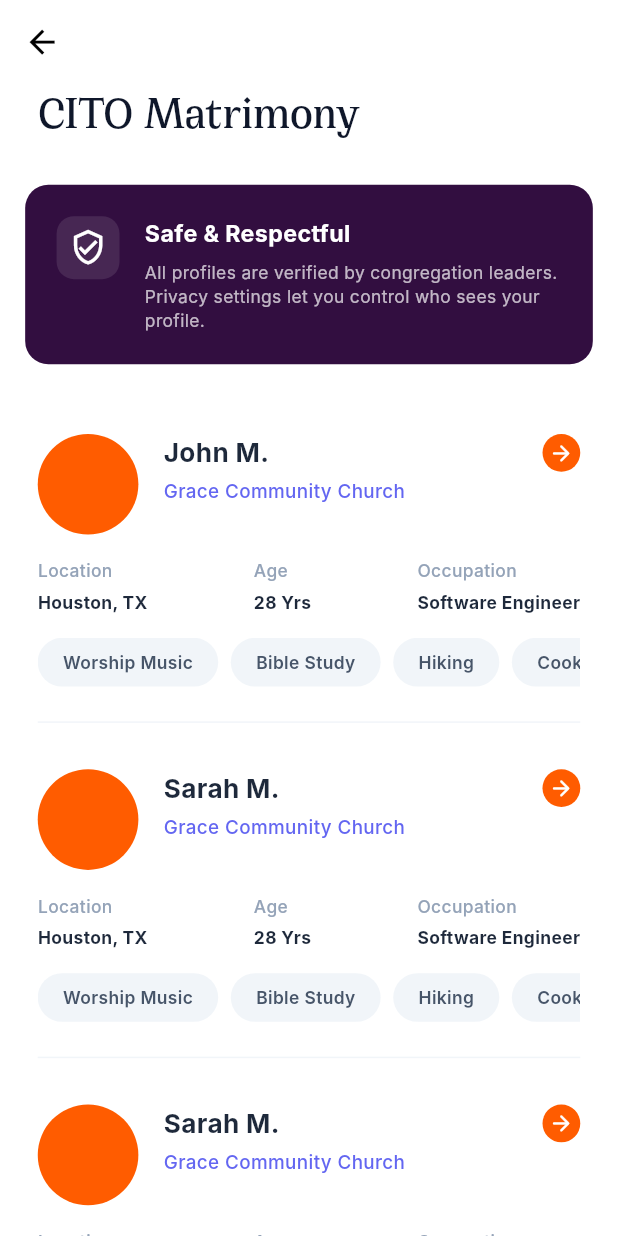
After one commit to iamjithinjohnson/foooi.lifeeee, a Flutter app: the MatrimonyScreen screen opened by its route, on a phone screen of 412 x 824 dp. The commit adds this screen. Run offline on Flutter 3.47's test engine with Material 3 defaults, Android fonts, the phone set to English and light mode, and no system bars; our stand-ins replace country_code_picker, dartz, dio, flutter_native_splash, flutter_screenutil, flutter_svg and 4 more; accounts and stored records are empty; Roboto replaces fonts that are missing (Inter).

Commit message:
feat: Add Matrimony and Jobs screens, adjust home screen layout, and update application routing.

```diff
--- a/lib/features/home/widgets/home_header.dart
+++ b/lib/features/home/widgets/home_header.dart
@@ -3,6 +3,7 @@ import 'package:flutter_screenutil/flutter_screenutil.dart';
 import 'package:flutter_svg/flutter_svg.dart';
 import 'package:foi/utils/assets/image_assets.dart';
 import 'package:foi/utils/assets/svg_assets.dart';
+import 'package:foi/utils/routes/app_routes.dart';
 import 'package:foi/widgets/ww_gradient_button.dart';
 import 'package:get/get.dart';
 
@@ -13,7 +14,7 @@ class HomeHeader extends StatelessWidget {
   Widget build(BuildContext context) {
     return Container(
       width: double.infinity,
-      height: 250.h,
+      height: 190.h,
       padding: EdgeInsets.only(
         top: MediaQuery.of(context).padding.top + 20.h,
         left: 24.w,
@@ -37,19 +38,17 @@ class HomeHeader extends StatelessWidget {
             children: [
               Text(
                 'Good Morning, John',
-                style: Theme.of(
-                  context,
-                ).textTheme.displayMedium?.copyWith(
-                      fontSize: 24.sp,
-                      color: const Color(0xFF1E293B),
-                    ),
+                style: Theme.of(context).textTheme.displayMedium?.copyWith(
+                  fontSize: 24.sp,
+                  color: const Color(0xFF1E293B),
+                ),
               ),
               WwGradientButton(
                 width: 90.w,
                 height: 38.h,
                 text: 'Ask AI',
                 fontSize: 14.sp,
-                onTap: () => Get.toNamed('/bible-ai'),
+                onTap: () => Get.toNamed(Routes.BIBLE_AI),
               ),
             ],
           ),
--- /dev/null
+++ b/lib/features/matrimony/screen/matrimony_screen.dart
@@ -0,0 +1,233 @@
+import 'package:flutter/material.dart';
+import 'package:flutter_screenutil/flutter_screenutil.dart';
+import 'package:get/get.dart';
+
+class MatrimonyScreen extends StatelessWidget {
+  const MatrimonyScreen({super.key});
+
+  @override
+  Widget build(BuildContext context) {
+    return Scaffold(
+      backgroundColor: Colors.white,
+      appBar: AppBar(
+        backgroundColor: Colors.white,
+        elevation: 0,
+        leading: IconButton(
+          icon: Icon(Icons.arrow_back, color: Colors.black, size: 24.w),
+          onPressed: () => Get.back(),
+        ),
+      ),
+      body: SingleChildScrollView(
+        child: Column(
+          crossAxisAlignment: CrossAxisAlignment.start,
+          children: [
+            Padding(
+              padding: EdgeInsets.symmetric(horizontal: 24.w),
+              child: Text(
+                'CITO Matrimony',
+                style: TextStyle(
+                  fontSize: 32.sp,
+                  fontWeight: FontWeight.bold,
+                  fontFamily: 'PP Cirka',
+                  color: const Color(0xFF0F172A),
+                ),
+              ),
+            ),
+            SizedBox(height: 24.h),
+            _buildSafetyBanner(),
+            SizedBox(height: 32.h),
+            _buildProfileList(),
+            SizedBox(height: 40.h),
+          ],
+        ),
+      ),
+    );
+  }
+
+  Widget _buildSafetyBanner() {
+    return Container(
+      margin: EdgeInsets.symmetric(horizontal: 16.w),
+      padding: EdgeInsets.all(20.w),
+      decoration: BoxDecoration(
+        color: const Color(0xFF320E40), // Dark Purple
+        borderRadius: BorderRadius.circular(16.r),
+      ),
+      child: Row(
+        crossAxisAlignment: CrossAxisAlignment.start,
+        children: [
+          Container(
+            padding: EdgeInsets.all(8.w),
+            decoration: BoxDecoration(
+              color: Colors.white.withOpacity(0.1),
+              borderRadius: BorderRadius.circular(12.r),
+            ),
+            child: Icon(Icons.verified_user_outlined, color: Colors.white, size: 24.w),
+          ),
+          SizedBox(width: 16.w),
+          Expanded(
+            child: Column(
+              crossAxisAlignment: CrossAxisAlignment.start,
+              children: [
+                Text(
+                  'Safe & Respectful',
+                  style: TextStyle(
+                    color: Colors.white,
+                    fontSize: 16.sp,
+                    fontWeight: FontWeight.bold,
+                  ),
+                ),
+                SizedBox(height: 8.h),
+                Text(
+                  'All profiles are verified by congregation leaders. Privacy settings let you control who sees your profile.',
+                  style: TextStyle(
+                    color: Colors.white.withOpacity(0.7),
+                    fontSize: 12.sp,
+                    height: 1.4,
+                  ),
+                ),
+              ],
+            ),
+          ),
+        ],
+      ),
+    );
+  }
+
+  Widget _buildProfileList() {
+    return Column(
+      children: [
+         _buildProfileItem('John M.', 'Grace Community Church', 'Houston, TX', '28 Yrs', 'Software Engineer'),
+         _buildProfileItem('Sarah M.', 'Grace Community Church', 'Houston, TX', '28 Yrs', 'Software Engineer'),
+         _buildProfileItem('Sarah M.', 'Grace Community Church', 'Houston, TX', '28 Yrs', 'Software Engineer'),
+      ],
+    );
+  }
+
+  Widget _buildProfileItem(String name, String church, String location, String age, String occupation) {
+    return Container(
+      margin: EdgeInsets.symmetric(horizontal: 24.w, vertical: 16.h),
+      padding: EdgeInsets.only(bottom: 24.h),
+      decoration: const BoxDecoration(
+        border: Border(
+          bottom: BorderSide(color: Color(0xFFF1F5F9)),
+        ),
+      ),
+      child: Column(
+        crossAxisAlignment: CrossAxisAlignment.start,
+        children: [
+          Row(
+            crossAxisAlignment: CrossAxisAlignment.start,
+            children: [
+              Container(
+                width: 64.w,
+                height: 64.w,
+                decoration: const BoxDecoration(
+                  color: Color(0xFFFF5C00), // Orange avatar
+                  shape: BoxShape.circle,
+                ),
+              ),
+              SizedBox(width: 16.w),
+              Expanded(
+                child: Column(
+                  crossAxisAlignment: CrossAxisAlignment.start,
+                  children: [
+                    Text(
+                      name,
+                      style: TextStyle(
+                        fontSize: 18.sp,
+                        fontWeight: FontWeight.w700,
+                        color: const Color(0xFF1E293B),
+                      ),
+                    ),
+                    SizedBox(height: 4.h),
+                    Text(
+                      church,
+                      style: TextStyle(
+                        fontSize: 13.sp,
+                        color: const Color(0xFF6366F1),
+                        fontWeight: FontWeight.w500,
+                      ),
+                    ),
+                  ],
+                ),
+              ),
+              Container(
+                padding: EdgeInsets.all(4.w),
+                decoration: const BoxDecoration(
+                  color: Color(0xFFFF5C00),
+                  shape: BoxShape.circle,
+                ),
+                child: Icon(Icons.arrow_forward_rounded, color: Colors.white, size: 16.w),
+              ),
+            ],
+          ),
+          SizedBox(height: 16.h),
+          Row(
+            mainAxisAlignment: MainAxisAlignment.spaceBetween,
+            children: [
+              _buildInfoColumn('Location', location),
+              _buildInfoColumn('Age', age),
+              _buildInfoColumn('Occupation', occupation),
+            ],
+          ),
+          SizedBox(height: 16.h),
+          SingleChildScrollView(
+            scrollDirection: Axis.horizontal,
+            child: Row(
+              children: [
+                _buildInterestTag('Worship Music'),
+                _buildInterestTag('Bible Study'),
+                _buildInterestTag('Hiking'),
+                _buildInterestTag('Cooking'),
+              ],
+            ),
+          ),
+        ],
+      ),
+    );
+  }
+
+  Widget _buildInfoColumn(String label, String value) {
+    return Column(
+      crossAxisAlignment: CrossAxisAlignment.start,
+      children: [
+        Text(
+          label,
+          style: TextStyle(
+            fontSize: 12.sp,
+            color: const Color(0xFF94A3B8),
+            fontWeight: FontWeight.w500,
+          ),
+        ),
+        SizedBox(height: 4.h),
+        Text(
+          value,
+          style: TextStyle(
+            fontSize: 12.sp,
+            color: const Color(0xFF1E293B),
+            fontWeight: FontWeight.w700,
+          ),
+        ),
+      ],
+    );
+  }
+
+  Widget _buildInterestTag(String text) {
+    return Container(
+      margin: EdgeInsets.only(right: 8.w),
+      padding: EdgeInsets.symmetric(horizontal: 16.w, vertical: 8.h),
+      decoration: BoxDecoration(
+        color: const Color(0xFFF1F5F9),
+        borderRadius: BorderRadius.circular(20.r),
+      ),
+      child: Text(
+        text,
+        style: TextStyle(
+          fontSize: 12.sp,
+          color: const Color(0xFF475569),
+          fontWeight: FontWeight.w600,
+        ),
+      ),
+    );
+  }
+}
--- a/lib/main.dart
+++ b/lib/main.dart
@@ -33,7 +33,7 @@ class MyApp extends StatelessWidget {
           debugShowCheckedModeBanner: false,
           title: 'FOI',
           theme: AppTheme.lightTheme,
-          initialRoute: Routes.MAIN,
+          initialRoute: Routes.LOGIN,
           getPages: Nav.routes,
         );
       },
--- a/lib/utils/routes/app_routes.dart
+++ b/lib/utils/routes/app_routes.dart
@@ -18,4 +18,6 @@ class Routes {
   static const String LIBRARY = '/library';
   static const String PROFILE = '/profile';
   static const String SETTINGS = '/settings';
+  static const String JOBS = '/jobs';
+  static const String MATRIMONY = '/matrimony';
 }
--- a/lib/utils/routes/navigation.dart
+++ b/lib/utils/routes/navigation.dart
@@ -30,6 +30,8 @@ import '../../features/bible_ai/binding/bible_ai_binding.dart';
 import '../../features/bible_ai/screen/bible_ai_screen.dart';
 import '../../features/prayer/binding/prayer_binding.dart';
 import '../../features/prayer/screen/prayer_screen.dart';
+import '../../features/jobs/screen/jobs_screen.dart';
+import '../../features/matrimony/screen/matrimony_screen.dart';
 import 'app_routes.dart';
 
 class Nav {
@@ -122,5 +124,13 @@ class Nav {
       page: () => const SettingsScreen(),
       binding: SettingsBinding(),
     ),
+    GetPage(
+      name: Routes.JOBS,
+      page: () => const JobsScreen(),
+    ),
+    GetPage(
+      name: Routes.MATRIMONY,
+      page: () => const MatrimonyScreen(),
+    ),
   ];
 }
```
Also changed, not shown: lib/features/auth/setup_profile/screen/setup_profile_screen.dart (+2 -5 lines), lib/features/home/screen/home_screen.dart (+2 -7 lines), lib/features/jobs/screen/jobs_screen.dart (added, +259 -0 lines), lib/features/prayer/screen/journey_detail_screen.dart (+10 -4 lines), lib/features/profile/screen/profile_screen.dart (+20 -5 lines), lib/widgets/ww_gradient_button.dart (+8 -3 lines).
